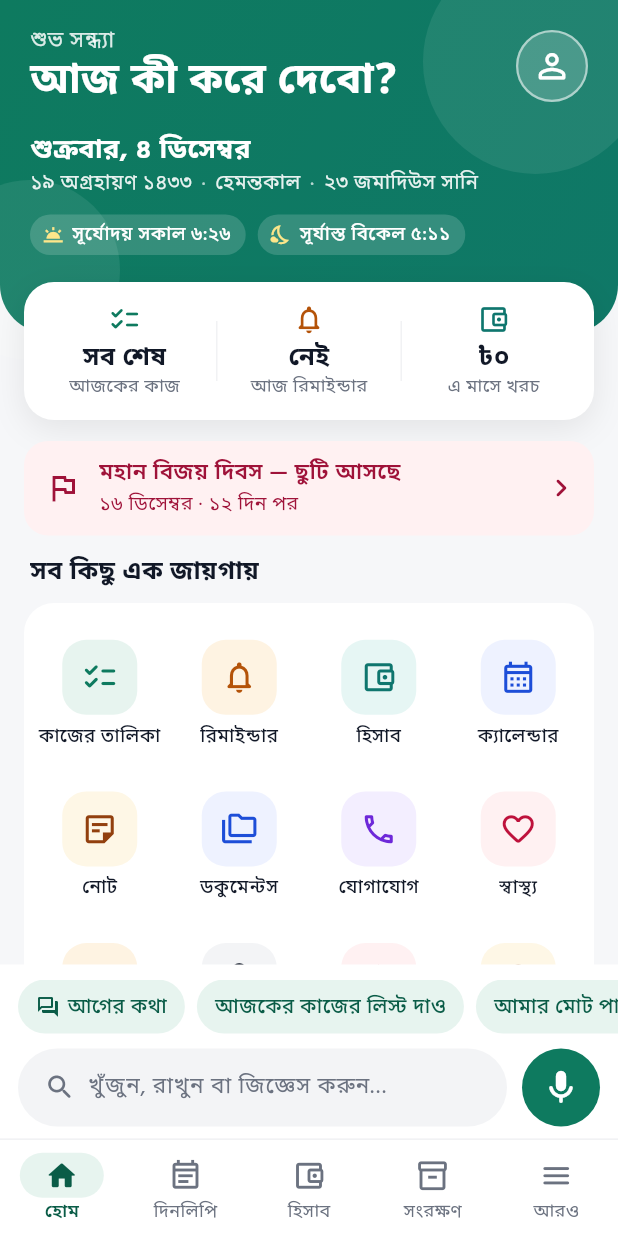
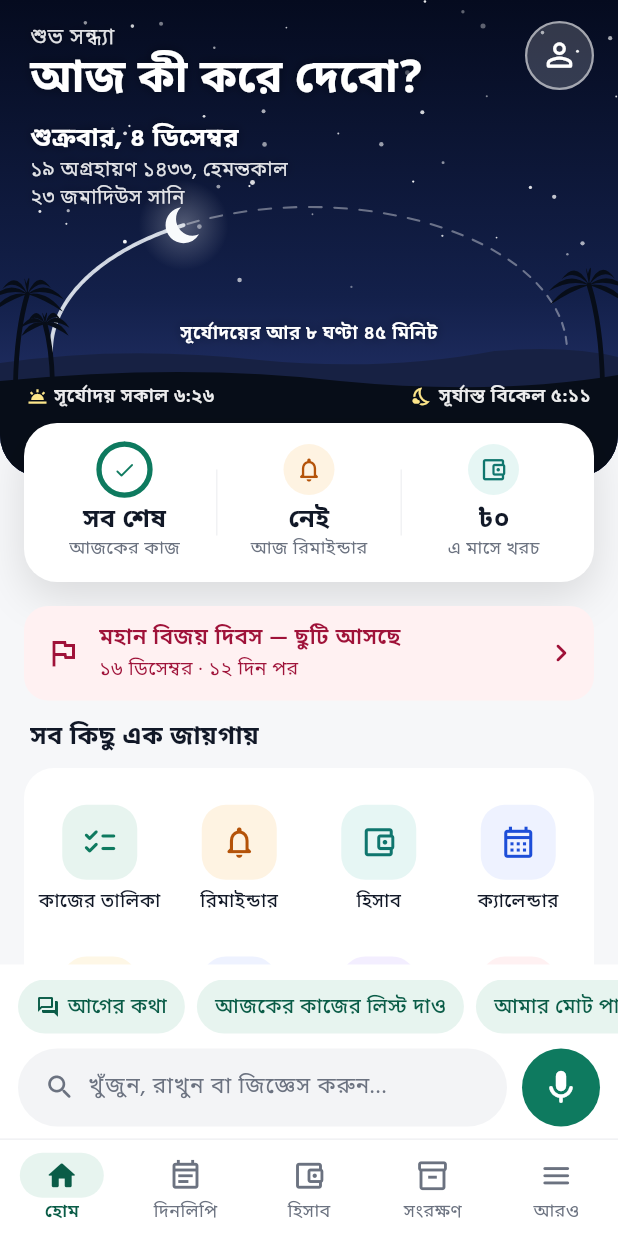
Before and after one commit to iamsaifsaiful/digital_brain, a Flutter app: the HomeShell screen opened directly, on a phone screen of 412 x 824 dp. Run offline on Flutter 3.47's test engine with Material 3 defaults, Android fonts, the phone set to English and light mode, and no system bars; our stand-ins replace clock, flutter_local_notifications, flutter_secure_storage, flutter_tts, image_picker, local_auth and 3 more; missing offline and left inert: cryptography, file_selector; accounts and stored records are empty; network calls fail.

Commit message:
v2.17.1: home page under a living sky — sun on its path (moon and stars at night), palms, today's progress ring
Co-Authored-By: Claude Opus 5.5 <noreply@anthropic.com>
Claude-Session: https://claude.ai/code/session_01Nu14b7cdnEN47YuWkEga1M

```diff
--- a/lib/logic/strings_en.dart
+++ b/lib/logic/strings_en.dart
@@ -1593,6 +1593,7 @@ const enStrings = <String, String>{
   'পরের রিমাইন্ডার': 'Next reminder',
   'পরের সপ্তাহ': 'Next week',
   'পরেরটা · মোট {0}টা': 'Next · {0} today',
+  'পরেরটা, মোট {0}টা': 'Next, {0} today',
   'পশু কেনা': 'Buy the animal',
   'পাওনা': 'Due to me',
   'পাওনা আছে মোট {0} টাকা।': 'You\'re owed {0} taka in total.',
@@ -2491,8 +2492,10 @@ const enStrings = <String, String>{
   'সুরক্ষিত তথ্য দেখতে যাচাই করুন': 'Verify to see protected information',
   'সূর্যাস্ত': 'Sunset',
   'সূর্যাস্ত {0}': 'Sunset {0}',
+  'সূর্যাস্তের আর {0}': 'Sunset in {0}',
   'সূর্যোদয়': 'Sunrise',
   'সূর্যোদয় {0}': 'Sunrise {0}',
+  'সূর্যোদয়ের আর {0}': 'Sunrise in {0}',
   'সেটিংস': 'Settings',
   'সেদিন মনে করাক': 'Remind me that day',
   'সেভ': 'Save',
--- a/lib/screens/home_page.dart
+++ b/lib/screens/home_page.dart
@@ -15,6 +15,7 @@ import 'calendar_screen.dart';
 import 'docs_screen.dart';
 import 'calls_screen.dart';
 import 'home_screen.dart';
+import 'home_sky.dart';
 import 'health_hub.dart';
 import 'home_shell.dart';
 import 'inbox_screen.dart';
@@ -57,6 +58,8 @@ class HomePage extends StatelessWidget {
     final daysTo = next == null ? 0 : DateTime(next.start.year, next.start.month, next.start.day).difference(today).inDays;
     final month = monthSums(d.cash, now);
     final left = tasksLeft(d, now).length;
+    final doneToday = [for (final t in d.tasks) if (t.done && t.doneAt != null && dayOnly(t.doneAt!) == today) t].length;
+    final allTasks = left + doneToday;
     final remindersToday = [for (final r in d.reminders) if (r.enabled && remindsOn(r, today) && DateTime(today.year, today.month, today.day, r.hour, r.minute).isAfter(now)) r]
       ..sort((a, b) => (a.hour * 60 + a.minute).compareTo(b.hour * 60 + b.minute));
     void push(Widget w) => Navigator.of(context).push(MaterialPageRoute(builder: (_) => w));
@@ -83,101 +86,146 @@ class HomePage extends StatelessWidget {
 
     if (brain.easyMode) return const EasyHome();
 
-    Widget stat(Key key, IconData icon, Color color, String value, String label, VoidCallback onTap) => Expanded(
+    Widget stat(Key key, Widget lead, String value, String label, VoidCallback onTap) => Expanded(
           child: InkWell(
             key: key,
             borderRadius: BorderRadius.circular(14),
             onTap: onTap,
             child: Padding(
-              padding: const EdgeInsets.symmetric(vertical: 10, horizontal: 4),
+              padding: const EdgeInsets.symmetric(vertical: 12, horizontal: 4),
               child: Column(children: [
-                Icon(icon, color: color, size: 22),
-                const SizedBox(height: 4),
+                SizedBox(height: 34, child: Center(child: lead)),
+                const SizedBox(height: 6),
                 Text(value, maxLines: 1, overflow: TextOverflow.ellipsis, style: display(17, weight: 700)),
                 Text(label, maxLines: 1, overflow: TextOverflow.ellipsis, style: body(12, color: C.muted)),
               ]),
             ),
           ),
         );
+    Widget badge(IconData icon, Color fg, Color bg) => Container(
+          width: 34,
+          height: 34,
+          decoration: BoxDecoration(color: bg, shape: BoxShape.circle),
+          child: Icon(icon, color: fg, size: 19),
+        );
+
+    const shade = [Shadow(color: Color(0x66000000), blurRadius: 8)];
+    final white = Colors.white;
+    final soft = Colors.white.withValues(alpha: 0.88);
+    const horizon = 78.0;
+    final daytime = now.isAfter(sun.sunrise) && now.isBefore(sun.sunset);
+    final until = daytime
+        ? trf('সূর্যাস্তের আর {0}', [_span(sun.sunset.difference(now))])
+        : trf('সূর্যোদয়ের আর {0}', [_span((now.isBefore(sun.sunrise) ? sun.sunrise : sun.sunrise.add(const Duration(days: 1))).difference(now))]);
 
     return Column(children: [
       Expanded(
         child: ListView(
           padding: EdgeInsets.zero,
           children: [
-            // The greeting, on the accent colour with two soft circles.
-            Container(
-              padding: EdgeInsets.fromLTRB(20, top + 16, 20, 52),
-              decoration: BoxDecoration(
-                gradient: LinearGradient(colors: [C.green, Color.lerp(C.green, C.teal, 0.55)!], begin: Alignment.topLeft, end: Alignment.bottomRight),
-                borderRadius: const BorderRadius.vertical(bottom: Radius.circular(32)),
-              ),
-              child: Stack(clipBehavior: Clip.none, children: [
-                Positioned(right: -40, top: -50, child: _Bubble(size: 150)),
-                Positioned(left: -60, bottom: -70, child: _Bubble(size: 120)),
-                Column(crossAxisAlignment: CrossAxisAlignment.start, children: [
-                  Row(children: [
+            // The greeting, under today's sky: the sun where it is now.
+            SizedBox(
+              height: top + 318,
+              child: ClipRRect(
+                borderRadius: const BorderRadius.vertical(bottom: Radius.circular(28)),
+                child: HomeSky(
+                now: now,
+                sunrise: sun.sunrise,
+                sunset: sun.sunset,
+                horizon: horizon,
+                child: Stack(children: [
+                  Positioned(
+                    left: 20,
+                    right: 16,
+                    top: top + 14,
+                    child: Column(crossAxisAlignment: CrossAxisAlignment.start, children: [
+                      Row(crossAxisAlignment: CrossAxisAlignment.start, children: [
                         Expanded(
                           child: Column(crossAxisAlignment: CrossAxisAlignment.start, children: [
-                        Text(first.isEmpty ? helloFor(now) : '${helloFor(now)},', style: body(15, color: Colors.white.withValues(alpha: 0.85))),
+                            Text(first.isEmpty ? helloFor(now) : '${helloFor(now)},', style: body(15, color: soft).copyWith(shadows: shade)),
                             Text(first.isEmpty ? tr('আজ কী করে দেবো?') : first,
-                            maxLines: 1, overflow: TextOverflow.ellipsis, style: display(28, weight: 700, color: Colors.white, height: 1.2)),
+                                maxLines: 1, overflow: TextOverflow.ellipsis, style: display(30, weight: 700, color: white, height: 1.15).copyWith(shadows: shade)),
                           ]),
                         ),
                         Tooltip(
                           message: tr('প্রোফাইল'),
-                      child: InkWell(customBorder: const CircleBorder(), onTap: () => goToTab(context, ShellTab.more), child: const UserPhoto(size: 48, onDark: true)),
+                          child: InkWell(customBorder: const CircleBorder(), onTap: () => goToTab(context, ShellTab.more), child: const UserPhoto(size: 46, onDark: true)),
                         ),
                       ]),
-                  const SizedBox(height: 16),
+                      const SizedBox(height: 10),
                       InkWell(
                         borderRadius: BorderRadius.circular(12),
                         onTap: () => push(const CalendarScreen()),
                         child: Column(crossAxisAlignment: CrossAxisAlignment.start, children: [
-                      Text('${weekdayName(now)}, ${bnDigits(now.day)} ${monthName(now.month)}', style: display(18, weight: 700, color: Colors.white)),
-                      const SizedBox(height: 2),
-                      Wrap(spacing: 6, children: [
-                        Text(bd.text, style: body(13.5, color: Colors.white.withValues(alpha: 0.9))),
-                        Text('·', style: body(13.5, color: Colors.white70)),
-                        Text(trf('{0}কাল', [bd.season]), style: body(13.5, color: Colors.white.withValues(alpha: 0.9))),
-                        Text('·', style: body(13.5, color: Colors.white70)),
-                        Text(hj.dayMonth, style: body(13.5, color: Colors.white.withValues(alpha: 0.9))),
-                      ]),
-                      const SizedBox(height: 10),
-                      Wrap(spacing: 8, runSpacing: 6, children: [
-                        _Chip(icon: Icons.wb_twilight, text: trf('সূর্যোদয় {0}', [bnTime(sun.sunrise.hour, sun.sunrise.minute)])),
-                        _Chip(icon: Icons.nights_stay_outlined, text: trf('সূর্যাস্ত {0}', [bnTime(sun.sunset.hour, sun.sunset.minute)])),
-                      ]),
+                          Text('${weekdayName(now)}, ${bnDigits(now.day)} ${monthName(now.month)}', style: display(17, weight: 700, color: white).copyWith(shadows: shade)),
+                          Text('${bd.text}, ${trf('{0}কাল', [bd.season])}', style: body(13.5, color: soft).copyWith(shadows: shade)),
+                          Text(hj.dayMonth, style: body(13.5, color: soft).copyWith(shadows: shade)),
                         ]),
                       ),
                     ]),
+                  ),
+                  Positioned(
+                    left: 0,
+                    right: 0,
+                    bottom: horizon + 8,
+                    child: Text(until, textAlign: TextAlign.center, style: body(12.5, weight: FontWeight.w600, color: white).copyWith(shadows: shade)),
+                  ),
+                  Positioned(
+                    left: 18,
+                    bottom: 42,
+                    child: _SunLabel(icon: Icons.wb_twilight, text: trf('সূর্যোদয় {0}', [bnTime(sun.sunrise.hour, sun.sunrise.minute)])),
+                  ),
+                  Positioned(
+                    right: 18,
+                    bottom: 42,
+                    child: _SunLabel(icon: Icons.nights_stay_outlined, text: trf('সূর্যাস্ত {0}', [bnTime(sun.sunset.hour, sun.sunset.minute)])),
+                  ),
                 ]),
                 ),
-            // What is waiting today, on a card that rises over the greeting.
+              ),
+            ),
+            // What is waiting today, on a card that rises over the fields.
             Transform.translate(
-              offset: const Offset(0, -34),
+              offset: const Offset(0, -36),
               child: Padding(
                 padding: const EdgeInsets.symmetric(horizontal: 16),
                 child: Container(
-                  padding: const EdgeInsets.symmetric(horizontal: 6, vertical: 4),
+                  padding: const EdgeInsets.symmetric(horizontal: 6, vertical: 2),
                   decoration: BoxDecoration(
                     color: C.surface,
-                    borderRadius: BorderRadius.circular(20),
-                    boxShadow: [BoxShadow(color: Colors.black.withValues(alpha: C.dark ? 0.35 : 0.08), blurRadius: 18, offset: const Offset(0, 6))],
+                    borderRadius: BorderRadius.circular(22),
+                    boxShadow: [BoxShadow(color: Colors.black.withValues(alpha: C.dark ? 0.4 : 0.12), blurRadius: 24, offset: const Offset(0, 10))],
                   ),
                   child: Row(children: [
-                    stat(const Key('home-stat-tasks'), Icons.checklist_rounded, C.green, left == 0 ? tr('সব শেষ') : trf('{0}টা', [bnDigits(left)]), tr('আজকের কাজ'),
+                    stat(
+                        const Key('home-stat-tasks'),
+                        SizedBox(
+                          width: 34,
+                          height: 34,
+                          child: Stack(alignment: Alignment.center, children: [
+                            CircularProgressIndicator(
+                              value: allTasks == 0 ? 1 : doneToday / allTasks,
+                              strokeWidth: 3.5,
+                              strokeCap: StrokeCap.round,
+                              color: C.green,
+                              backgroundColor: C.greenTint,
+                            ),
+                            Icon(left == 0 ? Icons.check_rounded : Icons.checklist_rounded, size: 16, color: C.green),
+                          ]),
+                        ),
+                        left == 0 ? tr('সব শেষ') : trf('{0}টা বাকি', [bnDigits(left)]),
+                        tr('আজকের কাজ'),
                         () => goToTab(context, ShellTab.diary)),
-                    Container(width: 1, height: 40, color: C.line2),
+                    Container(width: 1, height: 44, color: C.line2),
                     stat(
                         const Key('home-stat-reminders'),
-                        Icons.notifications_none_rounded,
-                        C.orange,
+                        badge(Icons.notifications_none_rounded, C.orange, C.orangeTint),
                         remindersToday.isEmpty ? tr('নেই') : bnTime(remindersToday.first.hour, remindersToday.first.minute),
-                        remindersToday.isEmpty ? tr('আজ রিমাইন্ডার') : (remindersToday.length == 1 ? tr('পরের রিমাইন্ডার') : trf('পরেরটা · মোট {0}টা', [bnDigits(remindersToday.length)])),
+                        remindersToday.isEmpty ? tr('আজ রিমাইন্ডার') : (remindersToday.length == 1 ? tr('পরের রিমাইন্ডার') : trf('পরেরটা, মোট {0}টা', [bnDigits(remindersToday.length)])),
                         () => push(const AllTasksScreen())),
-                    Container(width: 1, height: 40, color: C.line2),
-                    stat(const Key('home-stat-spent'), Icons.account_balance_wallet_outlined, C.teal, taka(month.expense), tr('এ মাসে খরচ'), () => goToTab(context, ShellTab.money)),
+                    Container(width: 1, height: 44, color: C.line2),
+                    stat(const Key('home-stat-spent'), badge(Icons.account_balance_wallet_outlined, C.teal, C.tealTint), taka(month.expense), tr('এ মাসে খরচ'),
+                        () => goToTab(context, ShellTab.money)),
                   ]),
                 ),
               ),
@@ -257,30 +305,27 @@ class HomePage extends StatelessWidget {
   }
 }
 
-/// A soft white circle behind the greeting.
-class _Bubble extends StatelessWidget {
-  const _Bubble({required this.size});
-  final double size;
-
-  @override
-  Widget build(BuildContext context) => IgnorePointer(
-        child: Container(width: size, height: size, decoration: BoxDecoration(shape: BoxShape.circle, color: Colors.white.withValues(alpha: 0.08))),
-      );
+/// "২ ঘণ্টা ১০ মিনিট"
+String _span(Duration d) {
+  final h = d.inHours;
+  final m = d.inMinutes % 60;
+  if (h == 0) return trf('{0} মিনিট', [bnDigits(m)]);
+  if (m == 0) return trf('{0} ঘণ্টা', [bnDigits(h)]);
+  return trf('{0} ঘণ্টা {1} মিনিট', [bnDigits(h), bnDigits(m)]);
 }
 
-class _Chip extends StatelessWidget {
-  const _Chip({required this.icon, required this.text});
+class _SunLabel extends StatelessWidget {
+  const _SunLabel({required this.icon, required this.text});
   final IconData icon;
   final String text;
 
   @override
   Widget build(BuildContext context) => Container(
-        padding: const EdgeInsets.fromLTRB(8, 4, 10, 4),
-        decoration: BoxDecoration(color: Colors.white.withValues(alpha: 0.16), borderRadius: BorderRadius.circular(999)),
+        padding: const EdgeInsets.symmetric(vertical: 2),
         child: Row(mainAxisSize: MainAxisSize.min, children: [
-          Icon(icon, size: 15, color: const Color(0xFFFDE68A)),
-          const SizedBox(width: 5),
-          Text(text, style: body(12.5, weight: FontWeight.w500, color: Colors.white)),
+          Icon(icon, size: 14, color: const Color(0xFFFDE68A)),
+          const SizedBox(width: 4),
+          Text(text, style: body(12.5, weight: FontWeight.w600, color: Colors.white.withValues(alpha: 0.92))),
         ]),
       );
 }
--- a/lib/screens/more_screen.dart
+++ b/lib/screens/more_screen.dart
@@ -29,7 +29,7 @@ import '../ui/pro_gate.dart';
 import '../logic/lang.dart';
 import '../ui/pdf_export.dart';
 
-const appVersion = '2.17.0';
+const appVersion = '2.17.1';
 
 /// "আমি": Pro, reminder check, backup and security, voice, and the rest.
 class MoreScreen extends StatefulWidget {
--- a/pubspec.yaml
+++ b/pubspec.yaml
@@ -1,7 +1,7 @@
 name: digital_brain
 description: My Assistant — আপনার ব্যক্তিগত সহকারী। কাজের তালিকা, রিমাইন্ডার, ফোন-মেসেজ, বাকি ও লেনদেন, নোট আর পাসওয়ার্ড — মুখে বলুন বা লিখুন।
 publish_to: 'none'
-version: 2.17.0+47
+version: 2.17.1+48
 
 environment:
   sdk: '>=3.6.0 <4.0.0'
```
Also changed, not shown: lib/screens/home_sky.dart (added, +245 -0 lines), 1 other file. Lines whose indentation alone changed are shown as unchanged.
